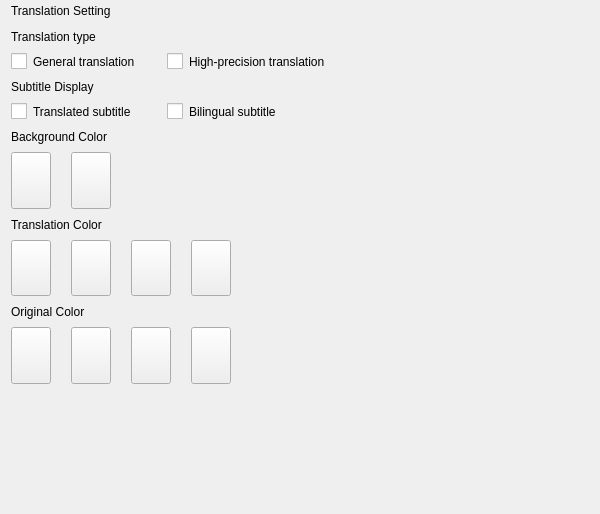
yechaoGitHub/AI, file widget/Setting/SoundBot/WTranslationPage.ui: the form before one commit.
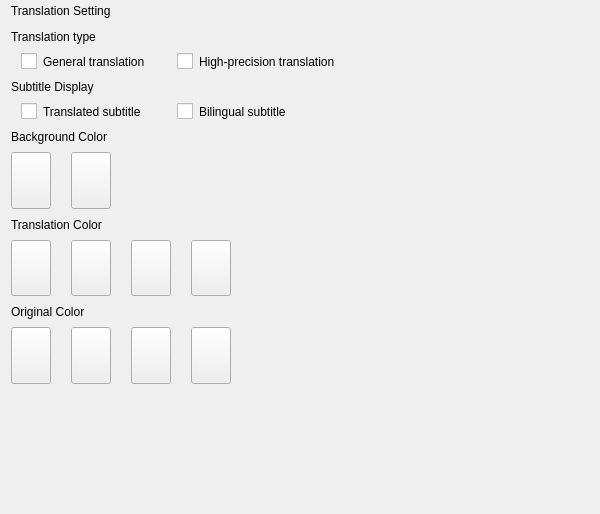
The form after the commit. Icons and pictures are not drawn. Custom widgets are drawn as their Qt base class.

Patch:
```diff
--- a/widget/Setting/SoundBot/WTranslationPage.ui
+++ b/widget/Setting/SoundBot/WTranslationPage.ui
@@ -76,6 +76,9 @@
        </item>
        <item>
         <layout class="QHBoxLayout" name="horizontalLayout_4">
+         <property name="leftMargin">
+          <number>10</number>
+         </property>
          <item>
           <widget class="QCheckBox" name="ck_tr_1">
            <property name="minimumSize">
@@ -144,6 +147,9 @@
        </item>
        <item>
         <layout class="QHBoxLayout" name="horizontalLayout_5">
+         <property name="leftMargin">
+          <number>10</number>
+         </property>
          <item>
           <widget class="QCheckBox" name="ck_sd_1">
            <property name="maximumSize">
```
